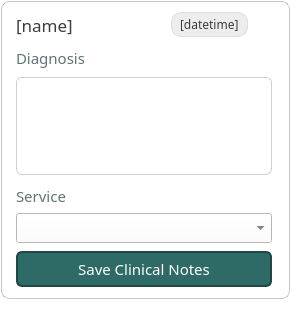
The window that ui/item_treatment.ui (karlito20/AdoraFlowProject) describes before a commit, drawn with Qt 5.
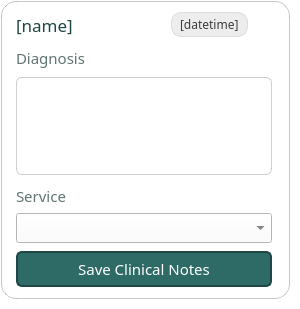
The same window after the commit.

Patch:
```diff
--- a/ui/item_treatment.ui
+++ b/ui/item_treatment.ui
@@ -525,7 +525,7 @@
      <property name="styleSheet">
       <string notr="true">#container {
 	border: 1px solid rgba(100, 100, 100, 90);
-	border-radius: 8px;
+	border-radius: 15px;
 	background: white;
 }
 
@@ -562,6 +562,9 @@
              <pointsize>13</pointsize>
             </font>
            </property>
+           <property name="styleSheet">
+            <string notr="true">color: #1F4744;</string>
+           </property>
            <property name="text">
             <string>[name]</string>
            </property>
```
Left out of the diff: 3 changed lines with no effect on the pictures.
